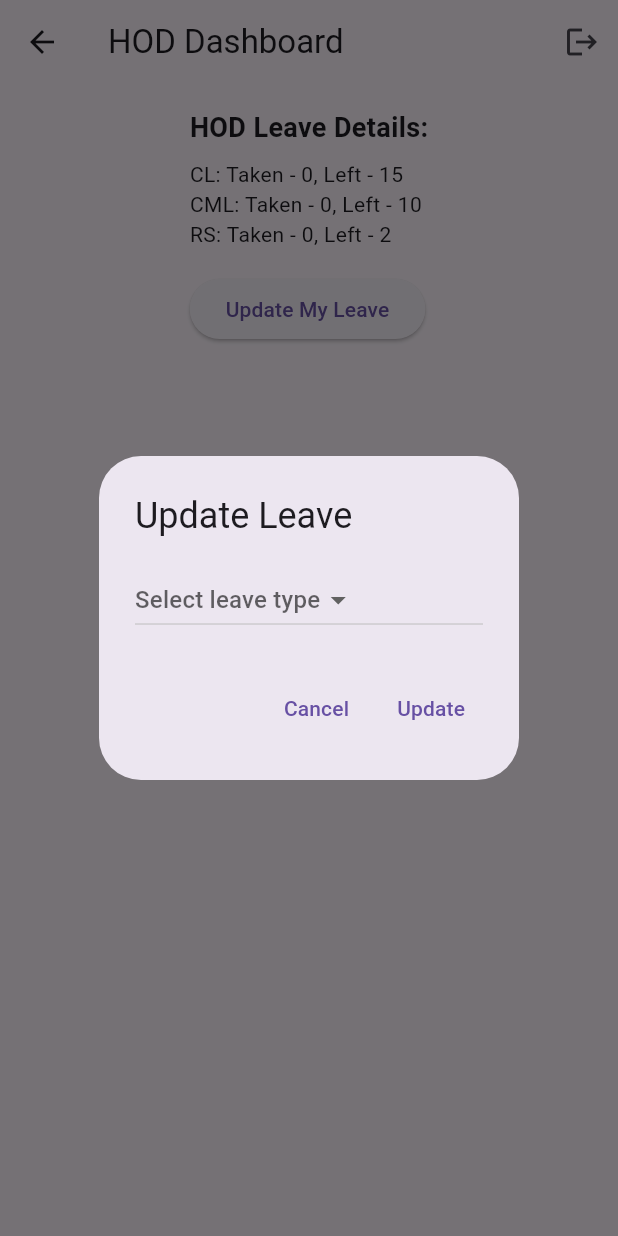
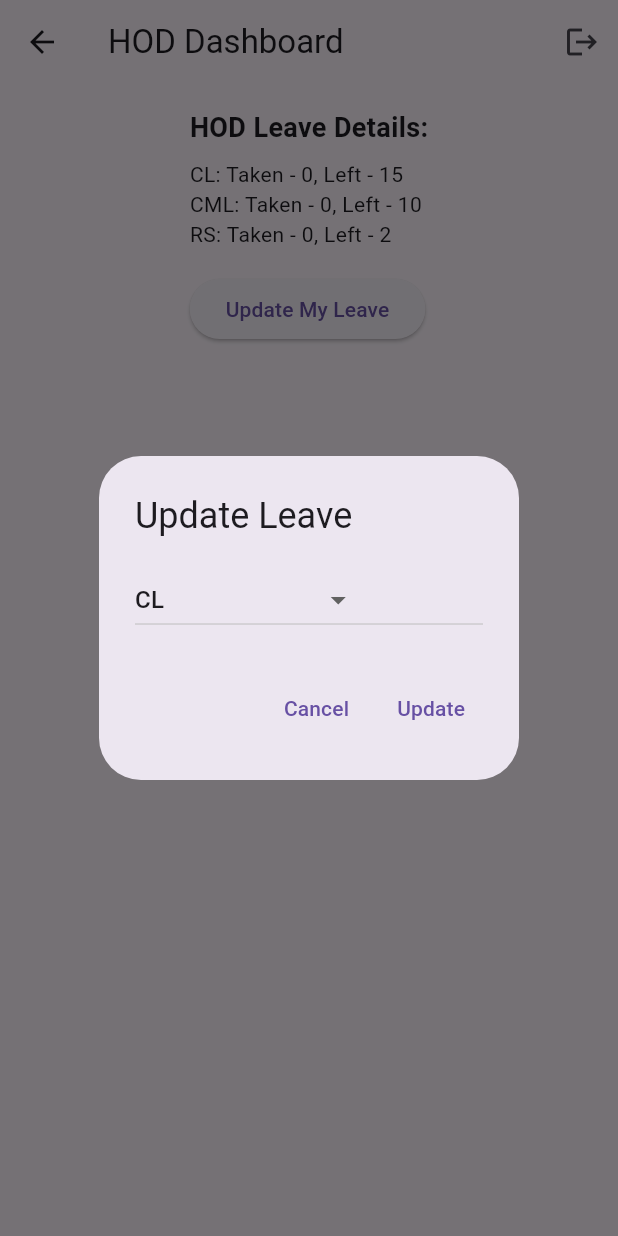
Before and after one commit to enigmayash/leave_management_system, a Flutter app: the AdminPage screen opened by its route, after a tap on "Update My Leave", on a phone screen of 412 x 824 dp. Run offline on Flutter 3.47's test engine with Material 3 defaults, Android fonts, the phone set to English and light mode, and no system bars; our stand-ins replace cloud_firestore, firebase_auth, firebase_core; accounts and stored records are empty.

Commit message:
final app

```diff
--- a/lib/screens/admin_page.dart
+++ b/lib/screens/admin_page.dart
@@ -3,6 +3,8 @@ import 'package:cloud_firestore/cloud_firestore.dart';
 import 'package:firebase_auth/firebase_auth.dart';
 
 class AdminPage extends StatefulWidget {
+  const AdminPage({super.key});
+
   @override
   _AdminPageState createState() => _AdminPageState();
 }
@@ -20,7 +22,8 @@ class _AdminPageState extends State<AdminPage> {
 
   void _loadHodLeaves() async {
     String hodId = FirebaseAuth.instance.currentUser!.uid;
-    DocumentSnapshot hodDoc = await _firestore.collection('users').doc(hodId).get();
+    DocumentSnapshot hodDoc =
+        await _firestore.collection('users').doc(hodId).get();
     Map<String, dynamic> hodData = hodDoc.data() as Map<String, dynamic>;
     setState(() {
       hodLeaves = {
@@ -45,10 +48,10 @@ class _AdminPageState extends State<AdminPage> {
   Widget build(BuildContext context) {
     return Scaffold(
       appBar: AppBar(
-        title: Text('HOD Dashboard'),
+        title: const Text('HOD Dashboard'),
         actions: [
           IconButton(
-            icon: Icon(Icons.logout),
+            icon: const Icon(Icons.logout),
             onPressed: () => _logout(context),
           ),
         ],
@@ -60,70 +63,91 @@ class _AdminPageState extends State<AdminPage> {
             child: Column(
               crossAxisAlignment: CrossAxisAlignment.start,
               children: [
-                Text('HOD Leave Details:', style: TextStyle(fontSize: 18, fontWeight: FontWeight.bold)),
-                SizedBox(height: 8),
-                Text('CL: Taken - ${hodLeaves['CL']}, Left - ${hodLeavesLeft['CL']}'),
-                Text('CML: Taken - ${hodLeaves['CML']}, Left - ${hodLeavesLeft['CML']}'),
-                Text('RS: Taken - ${hodLeaves['RS']}, Left - ${hodLeavesLeft['RS']}'),
-                SizedBox(height: 16),
+                const Text('HOD Leave Details:',
+                    style:
+                        TextStyle(fontSize: 18, fontWeight: FontWeight.bold)),
+                const SizedBox(height: 8),
+                Text(
+                    'CL: Taken - ${hodLeaves['CL']}, Left - ${hodLeavesLeft['CL']}'),
+                Text(
+                    'CML: Taken - ${hodLeaves['CML']}, Left - ${hodLeavesLeft['CML']}'),
+                Text(
+                    'RS: Taken - ${hodLeaves['RS']}, Left - ${hodLeavesLeft['RS']}'),
+                const SizedBox(height: 16),
                 ElevatedButton(
                   onPressed: () => _updateHodLeaves(context),
-                  child: Text('Update My Leave'),
+                  child: const Text('Update My Leave'),
                 ),
               ],
             ),
           ),
           Expanded(
             child: StreamBuilder<QuerySnapshot>(
-              stream: _firestore.collection('leaves').where('status', isEqualTo: 'pending').snapshots(),
+              stream: _firestore
+                  .collection('leaves')
+                  .where('status', isEqualTo: 'pending')
+                  .snapshots(),
               builder: (context, snapshot) {
                 if (snapshot.hasError) {
-                  return Text('Something went wrong');
+                  return const Text('Something went wrong');
                 }
 
                 if (snapshot.connectionState == ConnectionState.waiting) {
-                  return Center(child: CircularProgressIndicator());
+                  return const Center(child: CircularProgressIndicator());
                 }
 
                 return ListView(
-                  children: snapshot.data!.docs.map((DocumentSnapshot document) {
-                    Map<String, dynamic> data = document.data() as Map<String, dynamic>;
+                  children:
+                      snapshot.data!.docs.map((DocumentSnapshot document) {
+                    Map<String, dynamic> data =
+                        document.data() as Map<String, dynamic>;
                     return FutureBuilder<DocumentSnapshot>(
-                      future: _firestore.collection('users').doc(data['user_id']).get(),
+                      future: _firestore
+                          .collection('users')
+                          .doc(data['user_id'])
+                          .get(),
                       builder: (context, userSnapshot) {
-                        if (userSnapshot.connectionState == ConnectionState.done) {
-                          Map<String, dynamic> userData = userSnapshot.data!.data() as Map<String, dynamic>;
+                        if (userSnapshot.connectionState ==
+                            ConnectionState.done) {
+                          Map<String, dynamic> userData =
+                              userSnapshot.data!.data() as Map<String, dynamic>;
                           return Card(
                             child: ListTile(
-                              title: Text('Leave Application: ${data['teacher_name']}'),
+                              title: Text(
+                                  'Leave Application: ${data['teacher_name']} , ${data['role']}'),
                               subtitle: Column(
                                 crossAxisAlignment: CrossAxisAlignment.start,
                                 children: [
-                                  Text('Type: ${data['type']}, From: ${data['from_date']}, To: ${data['to_date']}'),
+                                  Text(
+                                      'Type: ${data['type']}, From: ${data['from_date']}, To: ${data['to_date']}'),
                                   Text('ID: ${userData['id']}'),
-                                  Text('CL Taken: ${(userData['CL_Taken'] as num?)?.toInt() ?? 0}, CML Taken: ${(userData['CML_Taken'] as num?)?.toInt() ?? 0}, RS Taken: ${(userData['RS_Taken'] as num?)?.toInt() ?? 0}'),
-                                  Text('CL Left: ${15 - ((userData['CL_Taken'] as num?)?.toInt() ?? 0)}, CML Left: ${10 - ((userData['CML_Taken'] as num?)?.toInt() ?? 0)}, RS Left: ${2 - ((userData['RS_Taken'] as num?)?.toInt() ?? 0)}'),
+                                  Text(
+                                      'CL Taken: ${(userData['CL_Taken'] as num?)?.toInt() ?? 0}, CML Taken: ${(userData['CML_Taken'] as num?)?.toInt() ?? 0}, RS Taken: ${(userData['RS_Taken'] as num?)?.toInt() ?? 0}'),
+                                  Text(
+                                      'CL Left: ${15 - ((userData['CL_Taken'] as num?)?.toInt() ?? 0)}, CML Left: ${10 - ((userData['CML_Taken'] as num?)?.toInt() ?? 0)}, RS Left: ${2 - ((userData['RS_Taken'] as num?)?.toInt() ?? 0)}'),
                                 ],
                               ),
                               trailing: Row(
                                 mainAxisSize: MainAxisSize.min,
                                 children: [
                                   ElevatedButton(
-                                    onPressed: () => approveLeave(document.id, data['user_id'], data['type']),
-                                    child: Text('Approve'),
+                                    onPressed: () => approveLeave(document.id,
+                                        data['user_id'], data['type']),
+                                    child: const Text('Approve'),
                                   ),
-                                  SizedBox(width: 8),
+                                  const SizedBox(width: 8),
                                   ElevatedButton(
                                     onPressed: () => rejectLeave(document.id),
-                                    child: Text('Reject'),
-                                    style: ElevatedButton.styleFrom(backgroundColor: Colors.red),
+                                    style: ElevatedButton.styleFrom(
+                                        backgroundColor: Colors.red),
+                                    child: const Text('Reject'),
                                   ),
                                 ],
                               ),
                             ),
                           );
                         }
-                        return CircularProgressIndicator();
+                        return const CircularProgressIndicator();
                       },
                     );
                   }).toList(),
@@ -136,7 +160,8 @@ class _AdminPageState extends State<AdminPage> {
     );
   }
 
-  Future<void> approveLeave(String leaveId, String userId, String leaveType) async {
+  Future<void> approveLeave(
+      String leaveId, String userId, String leaveType) async {
     await _firestore.runTransaction((transaction) async {
       DocumentReference leaveRef = _firestore.collection('leaves').doc(leaveId);
       DocumentReference userRef = _firestore.collection('users').doc(userId);
@@ -146,7 +171,8 @@ class _AdminPageState extends State<AdminPage> {
         throw Exception("User does not exist!");
       }
 
-      Map<String, dynamic> userData = userSnapshot.data() as Map<String, dynamic>;
+      Map<String, dynamic> userData =
+          userSnapshot.data() as Map<String, dynamic>;
       String field = '${leaveType}_Taken';
       int currentLeaves = (userData[field] as num?)?.toInt() ?? 0;
 
@@ -156,18 +182,23 @@ class _AdminPageState extends State<AdminPage> {
   }
 
   Future<void> rejectLeave(String leaveId) async {
-    await _firestore.collection('leaves').doc(leaveId).update({'status': 'rejected'});
+    await _firestore
+        .collection('leaves')
+        .doc(leaveId)
+        .update({'status': 'rejected'});
   }
 
   void _updateHodLeaves(BuildContext context) async {
-    String? selectedLeaveType;
+  String selectedLeaveType = 'CL'; // Initialize with default value
   await showDialog(
     context: context,
-      builder: (context) => AlertDialog(
-        title: Text('Update Leave'),
+    builder: (context) => StatefulBuilder(
+      builder: (context, setState) {
+        return AlertDialog(
+          title: const Text('Update Leave'),
           content: DropdownButton<String>(
             value: selectedLeaveType,
-          hint: Text('Select leave type'),
+            hint: const Text('Select leave type'),
             items: ['CL', 'CML', 'RS'].map((String value) {
               return DropdownMenuItem<String>(
                 value: value,
@@ -175,30 +206,34 @@ class _AdminPageState extends State<AdminPage> {
               );
             }).toList(),
             onChanged: (value) {
-            selectedLeaveType = value;
+              setState(() {
+                selectedLeaveType = value!;
+              });
             },
           ),
           actions: [
             TextButton(
-            child: Text('Cancel'),
+              child: const Text('Cancel'),
               onPressed: () => Navigator.of(context).pop(),
             ),
             TextButton(
-            child: Text('Update'),
+              child: const Text('Update'),
               onPressed: () async {
-              if (selectedLeaveType != null) {
                 String hodId = FirebaseAuth.instance.currentUser!.uid;
                 String field = '${selectedLeaveType}_Taken';
-                await _firestore.collection('users').doc(hodId).update({
-                  field: FieldValue.increment(1)
-                });
+                await _firestore
+                    .collection('users')
+                    .doc(hodId)
+                    .update({field: FieldValue.increment(1)});
                 _loadHodLeaves();
                 Navigator.of(context).pop();
-              }
               },
             ),
           ],
+        );
+      },
     ),
   );
 }
+
 }
```
Also changed, not shown: lib/screens/leave_application.dart (+13 -8 lines). Lines whose indentation alone changed are shown as unchanged.
